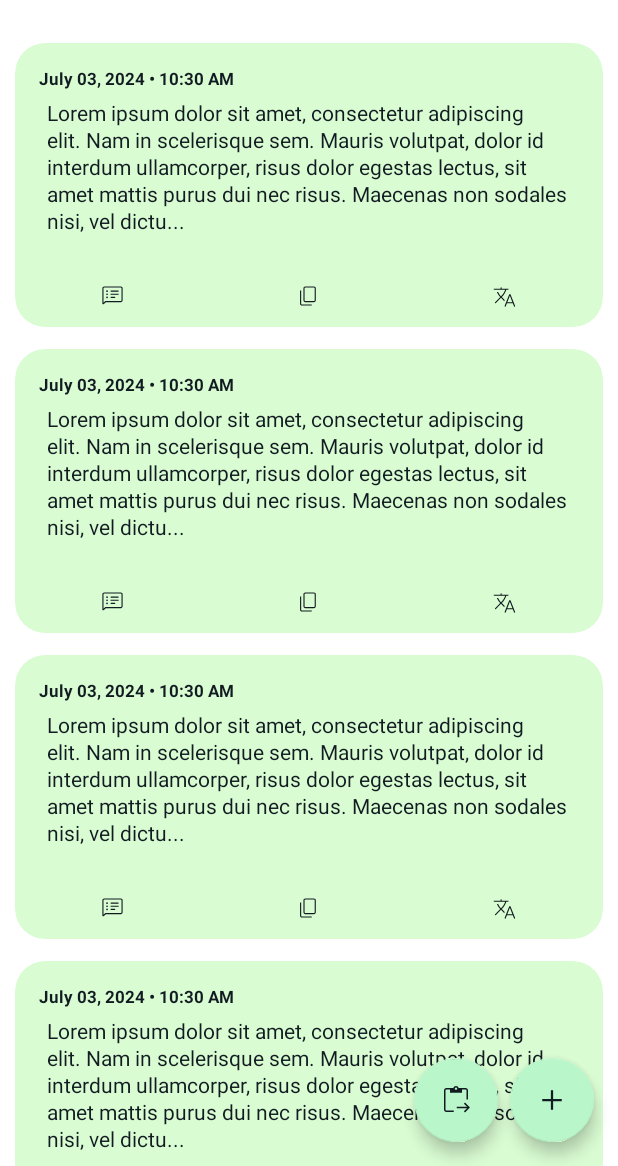
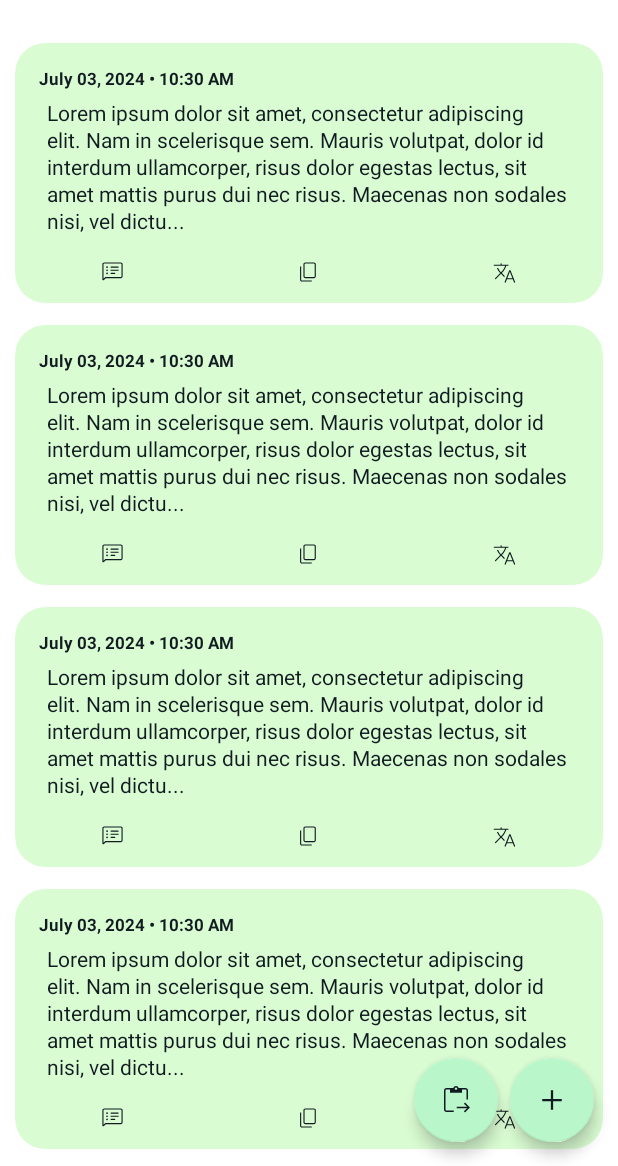
Before and after one commit to Leonm99/VoiceVersa, an Android app: the screen it shows after launch (MainActivity), after a tap on "TEST", on a phone screen of 412 x 824 dp, the part 70-1236 px from its top. Run offline under Robolectric (Android 15) with nearby library versions, the phone set to English and light mode, and no system bars; our stand-ins replace navigation-ui; libraries missing offline, so code that uses them is left out: com.aallam.openai, com.arthenica.mobileffmpeg; Roboto replaces fonts that are not available here; 6 statements that could not run were skipped.

Commit message:
Fixed Permissions bug in android 13 and below.

```diff
--- a/app/build.gradle.kts
+++ b/app/build.gradle.kts
@@ -27,6 +27,7 @@ android {
         release {
             isMinifyEnabled = false
             proguardFiles(getDefaultProguardFile("proguard-android-optimize.txt"), "proguard-rules.pro")
+            signingConfig = signingConfigs.getByName("debug")
         }
     }
 
--- a/app/src/main/java/com/leonm/voiceversa/MainActivity.kt
+++ b/app/src/main/java/com/leonm/voiceversa/MainActivity.kt
@@ -129,7 +129,7 @@ class MainActivity : AppCompatActivity() {
             if (ContextCompat.checkSelfPermission(this, permission.POST_NOTIFICATIONS) != PackageManager.PERMISSION_GRANTED) {
                 permissions.add(permission.POST_NOTIFICATIONS)
             }
-        } else {
+
             if (ContextCompat.checkSelfPermission(this, permission.WRITE_EXTERNAL_STORAGE) != PackageManager.PERMISSION_GRANTED) {
                 permissions.add(permission.WRITE_EXTERNAL_STORAGE)
             }
--- a/app/src/main/res/layout/item_transcription.xml
+++ b/app/src/main/res/layout/item_transcription.xml
@@ -46,7 +46,9 @@
                 android:layout_height="wrap_content"
                 android:isScrollContainer="false"
                 android:orientation="vertical"
-                android:padding="16dp"
+                android:paddingLeft="16dp"
+                android:paddingTop="16dp"
+                android:paddingRight="16dp"
                 android:scrollbars="none">
 
                 <TextView
@@ -68,21 +70,20 @@
                     style="@style/myTextView"
                     android:layout_width="wrap_content"
                     android:layout_height="wrap_content"
+                    android:breakStrategy="high_quality"
                     android:ellipsize="end"
                     android:focusable="false"
                     android:focusableInTouchMode="false"
                     android:fontFamily="@font/roboto"
                     android:isScrollContainer="false"
-                    android:scrollbars="none"
+                    android:lineSpacingExtra="1.8dp"
+                    android:lineSpacingMultiplier="1"
                     android:maxLines="3"
                     android:nestedScrollingEnabled="false"
-                    android:paddingTop="5dp"
+                    android:padding="5dp"
+                    android:scrollbars="none"
                     android:scrollHorizontally="false"
                     android:text="@string/Placeholder"
-                    android:breakStrategy="high_quality"
-                    android:lineSpacingExtra="1.8dp"
-                    android:lineSpacingMultiplier="1"
-                    android:padding="5dp"
                     android:textAlignment="viewStart"
                     android:textColor="?attr/colorOnPrimaryContainer"
                     android:textIsSelectable="true" />
```
